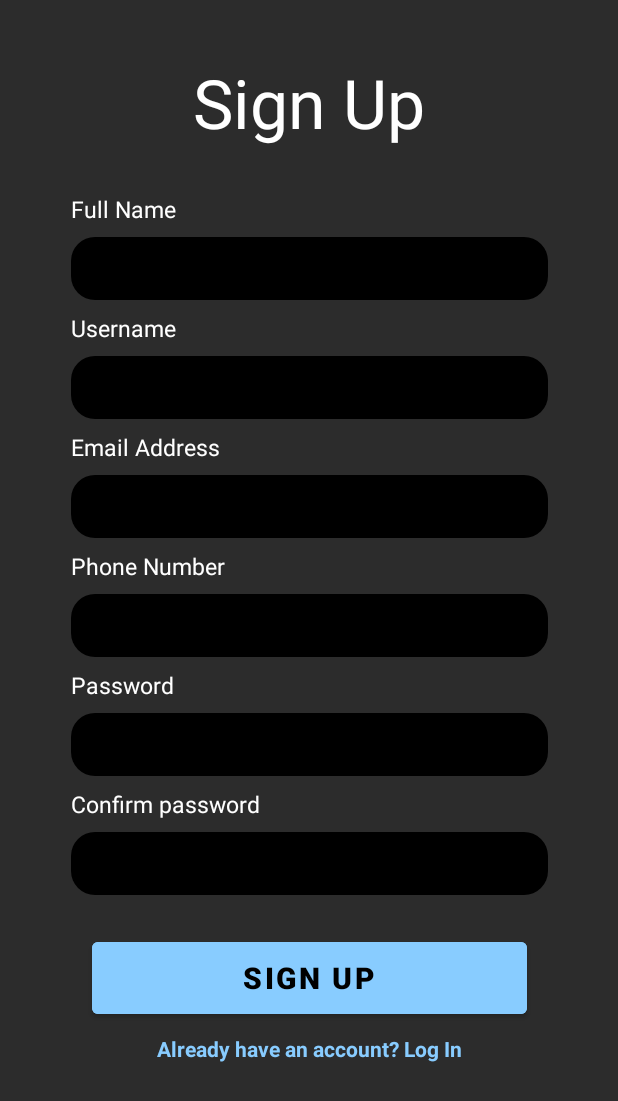
After one commit to badr4y/Mobile-Project, an Android app: the layout signup_activity.xml on its own in the app's theme, with its tools: preview values and no code run, on a phone screen of 412 x 824 dp. The commit adds this screen. Shown: the top 1101 px of the screen. Run offline under Robolectric (Android 15) with nearby library versions, the phone set to English and light mode, and no system bars.

Commit message:
login + signup pages

```diff
--- /dev/null
+++ b/app/src/main/java/com/example/mobileproject/SignupActivity.java
@@ -0,0 +1,14 @@
+package com.example.mobileproject;
+
+import android.os.Bundle;
+
+import androidx.appcompat.app.AppCompatActivity;
+
+public class SignupActivity extends AppCompatActivity {
+
+    @Override
+    protected void onCreate(Bundle savedInstanceState) {
+        super.onCreate(savedInstanceState);
+        setContentView(R.layout.login_activity);
+    }
+}
--- a/app/src/main/res/layout/login_activity.xml
+++ b/app/src/main/res/layout/login_activity.xml
@@ -23,21 +23,21 @@
 
     <!-- Email Field -->
     <TextView
-        android:id="@+id/email_address_hint"
+        android:id="@+id/email_hint_login"
         android:layout_width="wrap_content"
         android:layout_height="wrap_content"
         android:text="@string/email_address_hint"
         android:textColor="@color/white"
         android:textSize="15sp"
         app:layout_constraintBottom_toBottomOf="parent"
-        app:layout_constraintLeft_toLeftOf="@id/email_login_field"
+        app:layout_constraintLeft_toLeftOf="@id/email_field_login"
         app:layout_constraintTop_toTopOf="parent"
         app:layout_constraintVertical_bias="0.4"
 
         tools:ignore="MissingConstraints" />
 
     <EditText
-        android:id="@+id/email_login_field"
+        android:id="@+id/email_field_login"
         android:layout_width="318dp"
         android:layout_height="42dp"
         android:layout_marginTop="10dp"
@@ -47,22 +47,22 @@
         android:textColor="@color/white"
         app:layout_constraintStart_toStartOf="parent"
         app:layout_constraintEnd_toEndOf="parent"
-        app:layout_constraintTop_toBottomOf="@id/email_address_hint"
+        app:layout_constraintTop_toBottomOf="@id/email_hint_login"
         tools:ignore="MissingConstraints" />
     <!--Password Field -->
     <TextView
-        android:id="@+id/password_hint"
+        android:id="@+id/password_hint_login"
         android:layout_width="wrap_content"
         android:layout_height="wrap_content"
         android:layout_marginTop="25dp"
         android:text="@string/password_hint"
         android:textColor="@color/white"
-        app:layout_constraintLeft_toLeftOf="@id/password_login_field"
-        app:layout_constraintTop_toBottomOf="@id/email_login_field"
+        app:layout_constraintLeft_toLeftOf="@id/password_field_login"
+        app:layout_constraintTop_toBottomOf="@id/email_field_login"
         tools:ignore="MissingConstraints" />
 
     <EditText
-        android:id="@+id/password_login_field"
+        android:id="@+id/password_field_login"
         android:layout_width="318dp"
         android:layout_height="42dp"
         android:autofillHints="Password"
@@ -72,11 +72,11 @@
         android:textColor="@color/white"
         app:layout_constraintStart_toStartOf="parent"
         app:layout_constraintEnd_toEndOf="parent"
-        app:layout_constraintTop_toBottomOf="@id/password_hint" />
+        app:layout_constraintTop_toBottomOf="@id/password_hint_login" />
 
     <!--Forgot your password ? -->
     <TextView
-        android:id="@+id/forgot_your_password"
+        android:id="@+id/forgot_your_password_login"
         android:layout_width="match_parent"
         android:layout_height="wrap_content"
         android:text="@string/forgot_your_password"
@@ -84,7 +84,7 @@
         android:textAlignment="center"
         android:textColor="#88CCFF"
         android:textStyle="bold"
-        app:layout_constraintTop_toBottomOf="@id/password_login_field" />
+        app:layout_constraintTop_toBottomOf="@id/password_field_login" />
 
     <!-- Login Button ? -->
     <Button
@@ -99,7 +99,7 @@
         app:layout_constraintBottom_toBottomOf="parent"
         app:layout_constraintEnd_toEndOf="parent"
         app:layout_constraintStart_toStartOf="parent"
-        app:layout_constraintTop_toBottomOf="@id/forgot_your_password"
+        app:layout_constraintTop_toBottomOf="@id/forgot_your_password_login"
         app:layout_constraintTop_toTopOf="parent"
         app:layout_constraintVertical_bias="0.85" />
 
@@ -108,6 +108,7 @@
         android:id="@+id/no_account"
         android:layout_width="match_parent"
         android:layout_height="wrap_content"
+        android:layout_marginTop="7dp"
         android:text="@string/you_don_t_have_an_account"
         android:textAlignment="center"
         android:textColor="#88CCFF"
--- /dev/null
+++ b/app/src/main/res/layout/signup_activity.xml
@@ -0,0 +1,203 @@
+<?xml version="1.0" encoding="utf-8"?>
+<androidx.constraintlayout.widget.ConstraintLayout xmlns:android="http://schemas.android.com/apk/res/android"
+    xmlns:app="http://schemas.android.com/apk/res-auto"
+    xmlns:tools="http://schemas.android.com/tools"
+    android:layout_width="match_parent"
+    android:layout_height="match_parent"
+    android:background="#2c2c2c"
+    tools:context=".SignupActivity">
+
+    <TextView
+        android:id="@+id/log_in_to_your_account"
+        android:layout_width="wrap_content"
+        android:layout_height="wrap_content"
+        android:text="@string/sign_up"
+        android:textAlignment="center"
+        android:textColor="@color/white"
+        android:textSize="45sp"
+        app:layout_constraintBottom_toBottomOf="parent"
+        app:layout_constraintEnd_toEndOf="parent"
+        app:layout_constraintStart_toStartOf="parent"
+        app:layout_constraintTop_toTopOf="parent"
+        app:layout_constraintVertical_bias="0.05" />
+
+    <TextView
+        android:id="@+id/fullname_hint_signup"
+        android:layout_width="wrap_content"
+        android:layout_height="wrap_content"
+        android:text="@string/full_name_signup"
+        android:textColor="@color/white"
+        android:textSize="15sp"
+        app:layout_constraintBottom_toBottomOf="parent"
+        app:layout_constraintLeft_toLeftOf="@id/fullname_field_signup"
+        app:layout_constraintTop_toTopOf="parent"
+        app:layout_constraintVertical_bias="0.16"
+        tools:ignore="MissingConstraints" />
+
+    <EditText
+        android:id="@+id/fullname_field_signup"
+        android:layout_width="318dp"
+        android:layout_height="42dp"
+        android:layout_marginTop="8dp"
+        android:autofillHints="name"
+        android:background="@drawable/round_field"
+        android:inputType="textPersonName"
+        android:textColor="@color/white"
+        app:layout_constraintEnd_toEndOf="parent"
+        app:layout_constraintStart_toStartOf="parent"
+        app:layout_constraintTop_toBottomOf="@id/fullname_hint_signup"
+        tools:ignore="MissingConstraints" />
+
+    <TextView
+        android:id="@+id/username_hint_signup"
+        android:layout_width="wrap_content"
+        android:layout_height="wrap_content"
+        android:layout_marginTop="8dp"
+        android:text="@string/username_signup"
+        android:textColor="@color/white"
+        android:textSize="15sp"
+        app:layout_constraintLeft_toLeftOf="@id/fullname_field_signup"
+        app:layout_constraintTop_toBottomOf="@id/fullname_field_signup"
+        tools:ignore="MissingConstraints" />
+
+    <EditText
+        android:id="@+id/username_field_signup"
+        android:layout_width="318dp"
+        android:layout_height="42dp"
+        android:layout_marginTop="8dp"
+        android:autofillHints="username"
+        android:background="@drawable/round_field"
+        android:inputType="textShortMessage"
+        android:textColor="@color/white"
+        app:layout_constraintEnd_toEndOf="parent"
+        app:layout_constraintStart_toStartOf="parent"
+        app:layout_constraintTop_toBottomOf="@id/username_hint_signup" />
+
+    <TextView
+        android:id="@+id/email_hint_signup"
+        android:layout_width="wrap_content"
+        android:layout_height="wrap_content"
+        android:layout_marginTop="8dp"
+        android:text="@string/email_address_hint"
+        android:textColor="@color/white"
+        android:textSize="15sp"
+        app:layout_constraintLeft_toLeftOf="@id/fullname_field_signup"
+        app:layout_constraintTop_toBottomOf="@id/username_field_signup"
+        tools:ignore="MissingConstraints" />
+
+    <EditText
+        android:id="@+id/email_field_signup"
+        android:layout_width="318dp"
+        android:layout_height="42dp"
+        android:layout_marginTop="8dp"
+        android:autofillHints="emailAddress"
+        android:background="@drawable/round_field"
+        android:inputType="textEmailAddress"
+        android:textColor="@color/white"
+        app:layout_constraintEnd_toEndOf="parent"
+        app:layout_constraintStart_toStartOf="parent"
+        app:layout_constraintTop_toBottomOf="@id/email_hint_signup" />
+
+    <TextView
+        android:id="@+id/phonenumber_hint_signup"
+        android:layout_width="wrap_content"
+        android:layout_height="wrap_content"
+        android:layout_marginTop="8dp"
+        android:text="@string/phone_number_signup"
+        android:textColor="@color/white"
+        android:textSize="15sp"
+        app:layout_constraintLeft_toLeftOf="@id/fullname_field_signup"
+        app:layout_constraintTop_toBottomOf="@id/email_field_signup"
+        tools:ignore="MissingConstraints" />
+
+    <EditText
+        android:id="@+id/phonenumber_field_signup"
+        android:layout_width="318dp"
+        android:layout_height="42dp"
+        android:layout_marginTop="8dp"
+        android:autofillHints="phone"
+        android:background="@drawable/round_field"
+        android:inputType="phone"
+        android:textColor="@color/white"
+        app:layout_constraintEnd_toEndOf="parent"
+        app:layout_constraintStart_toStartOf="parent"
+        app:layout_constraintTop_toBottomOf="@id/phonenumber_hint_signup" />
+
+    <TextView
+        android:id="@+id/password_hint_signup"
+        android:layout_width="wrap_content"
+        android:layout_height="wrap_content"
+        android:text="@string/password_hint_signup"
+        android:textColor="@color/white"
+        android:textSize="15sp"
+        android:layout_marginTop="8dp"
+        app:layout_constraintStart_toStartOf="@+id/fullname_field_signup"
+        app:layout_constraintTop_toBottomOf="@+id/phonenumber_field_signup"
+        tools:ignore="MissingConstraints" />
+
+    <EditText
+        android:id="@+id/password_field_signup"
+        android:layout_width="318dp"
+        android:layout_height="42dp"
+        android:layout_marginTop="8dp"
+        android:autofillHints="password"
+        android:background="@drawable/round_field"
+        android:inputType="textPassword"
+        android:textColor="@color/white"
+        app:layout_constraintEnd_toEndOf="parent"
+        app:layout_constraintStart_toStartOf="parent"
+        app:layout_constraintTop_toBottomOf="@id/password_hint_signup" />
+
+    <TextView
+        android:id="@+id/confirmpassword_hint_singup"
+        android:layout_width="wrap_content"
+        android:layout_height="wrap_content"
+        android:text="@string/confirm_password_signup"
+        android:textColor="@color/white"
+        android:textSize="15sp"
+        android:layout_marginTop="8dp"
+        app:layout_constraintStart_toStartOf="@+id/fullname_field_signup"
+        app:layout_constraintTop_toBottomOf="@+id/password_field_signup"
+        tools:ignore="MissingConstraints" />
+
+    <EditText
+        android:id="@+id/confirmpassword_field_signup"
+        android:layout_width="318dp"
+        android:layout_height="42dp"
+        android:layout_marginTop="8dp"
+        android:autofillHints="password"
+        android:background="@drawable/round_field"
+        android:inputType="textPassword"
+        android:textColor="@color/white"
+        app:layout_constraintEnd_toEndOf="parent"
+        app:layout_constraintStart_toStartOf="parent"
+        app:layout_constraintTop_toBottomOf="@id/confirmpassword_hint_singup" />
+
+    <Button
+        android:id="@+id/sign_up_button"
+        android:layout_width="290dp"
+        android:layout_height="60dp"
+        android:layout_marginTop="25dp"
+        android:text="@string/sign_up_button_signup"
+        android:backgroundTint="#88ccff"
+        android:textColor="@color/black"
+        android:textSize="20sp"
+        android:textStyle="bold"
+        app:layout_constraintEnd_toEndOf="parent"
+        app:layout_constraintStart_toStartOf="parent"
+        app:layout_constraintTop_toBottomOf="@id/confirmpassword_field_signup"
+        />
+    <TextView
+        android:id="@+id/have_account"
+        android:layout_width="match_parent"
+        android:layout_height="wrap_content"
+        android:layout_marginTop="7dp"
+        android:text="@string/already_have_an_account_log_in"
+        android:textAlignment="center"
+        android:textColor="#88CCFF"
+        android:textStyle="bold"
+        app:layout_constraintTop_toBottomOf="@id/sign_up_button"
+        tools:ignore="MissingConstraints" />
+
+
+</androidx.constraintlayout.widget.ConstraintLayout>
--- a/app/src/main/res/values/strings.xml
+++ b/app/src/main/res/values/strings.xml
@@ -5,6 +5,13 @@
     <string name="password_hint">Password</string>
     <string name="forgot_your_password">Forgot your password ?</string>
     <string name="login_button">Login</string>
-    <string name="you_don_t_have_an_account">You don\'t have an account ? Sign Up instead !</string>
+    <string name="you_don_t_have_an_account">You don\'t have an account? Sign Up</string>
     <string name="sign_up">Sign Up</string>
+    <string name="username_signup">Username</string>
+    <string name="full_name_signup">Full Name</string>
+    <string name="phone_number_signup">Phone Number</string>
+    <string name="password_hint_signup">Password</string>
+    <string name="confirm_password_signup">Confirm password</string>
+    <string name="sign_up_button_signup">Sign Up</string>
+    <string name="already_have_an_account_log_in">Already have an account? Log In</string>
 </resources>
```
